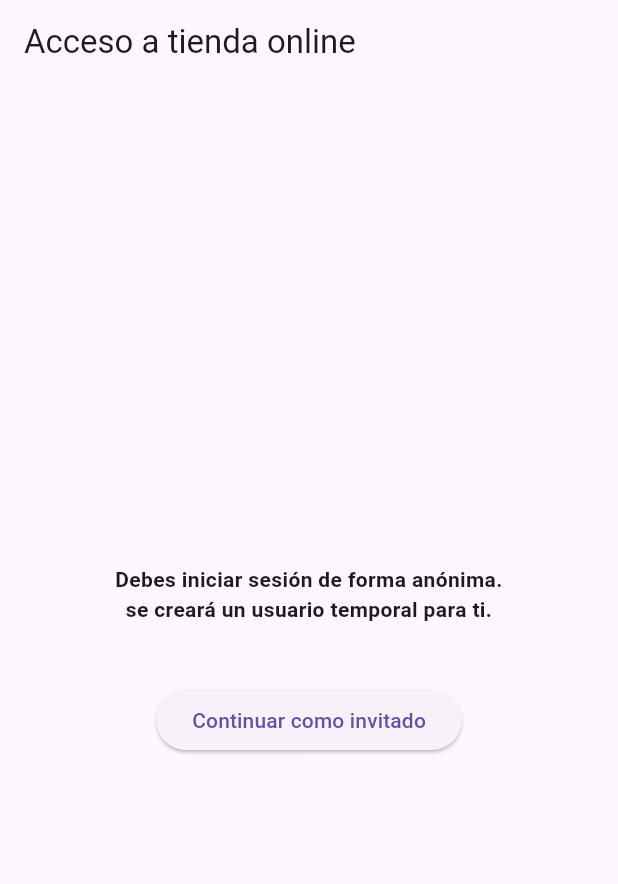
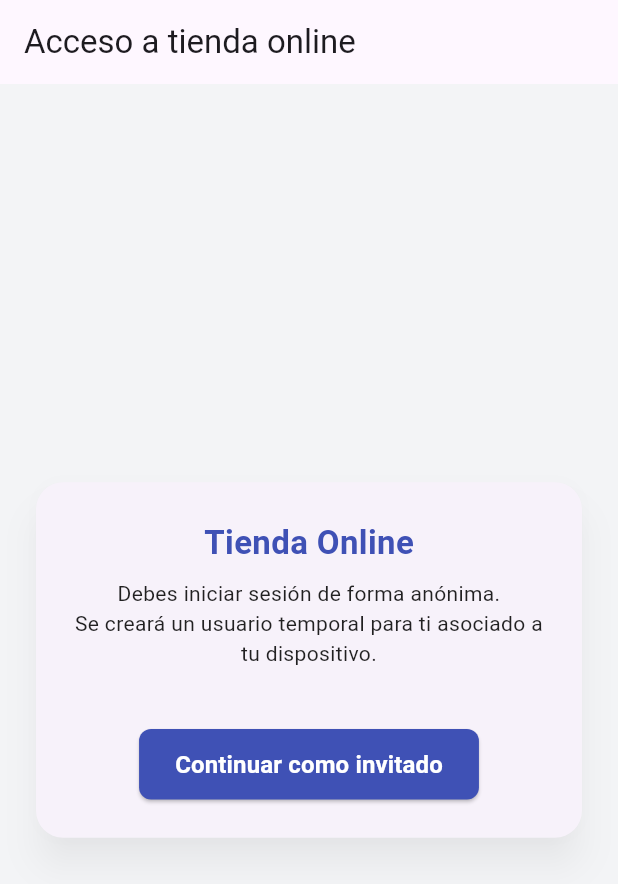
Before and after one commit to Gerardlf/tiendaOnline, a Flutter app: the screen it shows after launch, on a phone screen of 412 x 824 dp. Shown: the top 884 px of the screen. Run offline on Flutter 3.47's test engine with Material 3 defaults, Android fonts, the phone set to English and light mode, and no system bars; our stand-ins replace cloud_firestore, firebase_auth, firebase_core, go_router; accounts and stored records are empty; generated files the repository leaves out were written again.

```diff
--- a/lib/screens/auth/authScreen.dart
+++ b/lib/screens/auth/authScreen.dart
@@ -27,7 +27,6 @@ class _AuthScreenState extends State<AuthScreen> {
       //despues de iniciar sesión, navega a la pantalla principal
       debugPrint("Usuario anónimo iniciado: ${user.uid}");
       context.goNamed("home");
-
     } catch (e) {
       setState(() {
         _errorMessage = "Error al iniciar sesión: $e \n Inténtalo de nuevo.";
@@ -43,17 +42,43 @@ class _AuthScreenState extends State<AuthScreen> {
   Widget build(BuildContext context) {
     return Scaffold(
       appBar: AppBar(title: const Text("Acceso a tienda online")),
-      body: Center(
+      body: Container(
+        width: double.infinity,
+        padding: const EdgeInsets.all(20.0),
+        color: const Color(0xFFF3F4F6),
+        child: Center(
+          child: ConstrainedBox(
+            constraints: const BoxConstraints(maxWidth: 400),
+            child: Card(
+              elevation: 10,
+              shadowColor: Colors.black26,
+              shape: RoundedRectangleBorder(
+                borderRadius: BorderRadius.circular(18),
+              ),
               child: Padding(
                 padding: const EdgeInsets.all(25.0),
                 child: Column(
                   mainAxisSize: MainAxisSize.min,
                   children: [
                     const Text(
+                      "Tienda Online",
+                      style: TextStyle(
+                        fontSize: 22,
+                        fontWeight: FontWeight.bold,
+                        color: Colors.indigo,
+                      ),
+                    ),
+
+                    const SizedBox(height: 8),
+                    const Text(
                       "Debes iniciar sesión de forma anónima.\n"
-                "se creará un usuario temporal para ti.",
+                      "Se creará un usuario temporal para ti asociado a tu dispositivo.",
                       textAlign: TextAlign.center,
-                style: TextStyle(fontWeight: FontWeight.bold),
+                      style: TextStyle(
+                        fontWeight: FontWeight.normal,
+                        fontSize: 14,
+                        color: Colors.black87,
+                      ),
                     ),
                     const SizedBox(height: 20),
 
@@ -65,6 +90,16 @@ class _AuthScreenState extends State<AuthScreen> {
                       ),
                     const SizedBox(height: 20),
                     ElevatedButton(
+                      style: ElevatedButton.styleFrom(
+                        backgroundColor: Colors.indigo,
+                        padding: const EdgeInsets.symmetric(
+                          horizontal: 24,
+                          vertical: 12,
+                        ),
+                        shape: RoundedRectangleBorder(
+                          borderRadius: BorderRadius.circular(8),
+                        ),
+                      ),
                       onPressed: _isLoading ? null : _loginAnonymously,
                       child: _isLoading
                           ? const SizedBox(
@@ -72,9 +107,19 @@ class _AuthScreenState extends State<AuthScreen> {
                               height: 20,
                               child: CircularProgressIndicator(strokeWidth: 2),
                             )
-                    : const Text("Continuar como invitado"),
+                          : const Text(
+                              "Continuar como invitado",
+                              style: TextStyle(
+                                fontSize: 16,
+                                fontWeight: FontWeight.w600,
+                                color: Colors.white,
+                              ),
+                            ),
                     ),
                   ],
+                ),
+              ),
+            ),
           ),
         ),
       ),
--- a/lib/screens/favorites/favorites_screen.dart
+++ b/lib/screens/favorites/favorites_screen.dart
@@ -1,6 +1,7 @@
 import 'package:app_navegacion_estado/services/firebase_service.dart';
 import 'package:flutter/foundation.dart';
 import 'package:flutter/material.dart';
+import 'package:go_router/go_router.dart';
 
 class FavoritesScreen extends StatelessWidget {
   const FavoritesScreen({super.key});
@@ -14,6 +15,10 @@ class FavoritesScreen extends StatelessWidget {
         title: const Text(
           "Mis Favoritos",
           style: TextStyle(color: Colors.white, fontWeight: FontWeight.bold),
+        ),
+        leading: IconButton(
+          icon: const Icon(Icons.arrow_back, color: Colors.white),
+          onPressed: () => context.goNamed('home'),
         ),
         backgroundColor: Colors.indigoAccent,
       ),
@@ -63,7 +68,7 @@ class FavoritesScreen extends StatelessWidget {
                       )
                     : const Icon(Icons.image_not_supported),
                 title: Text(title),
-                subtitle: Text("${(price ?? 0).toString()} €  · $category"),
+                subtitle: Text("${(price).toString()} €  · $category"),
               );
             },
           );
```
Also changed, not shown: 1 other file. Lines whose indentation alone changed are shown as unchanged.
